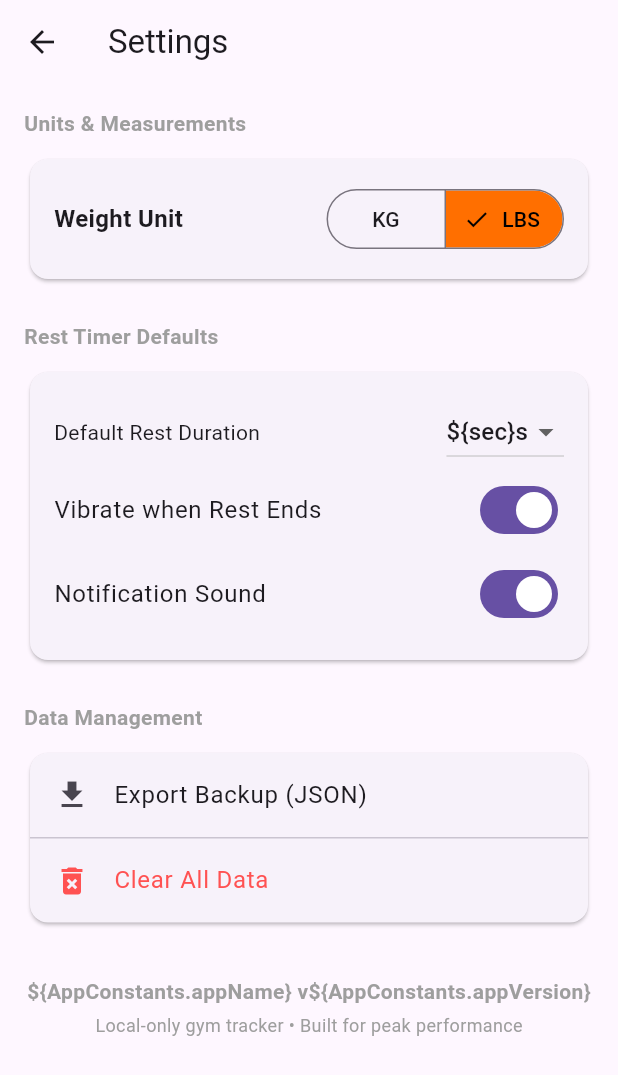
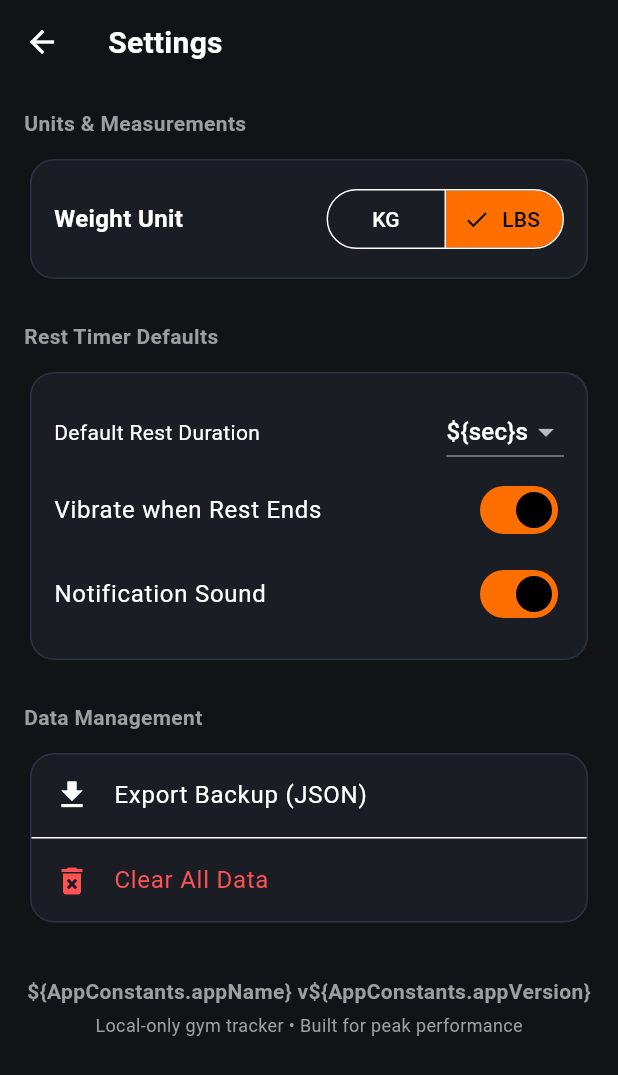
Before and after one commit to iamkorvynn/ironlog, a Flutter app: the SettingsScreen screen opened directly, after a tap on "LBS", on a phone screen of 412 x 824 dp. Shown: the top 1075 px of the screen. Run offline on Flutter 3.47's test engine with Material 3 defaults, Android fonts, the phone set to English and light mode, and no system bars; our stand-ins replace flutter_local_notifications, sqflite; accounts and stored records are empty.

Commit message:
feat(app): wire database, notifications, settings, and themes into main application

```diff
--- a/lib/main.dart
+++ b/lib/main.dart
@@ -1,5 +1,53 @@
 import 'package:flutter/material.dart';
+import 'package:ironlog/screens/main_scaffold.dart';
+import 'package:ironlog/services/database_service.dart';
+import 'package:ironlog/services/notification_service.dart';
+import 'package:ironlog/services/settings_service.dart';
+import 'package:ironlog/utils/app_theme.dart';
 
-void main() {
-  runApp(const MaterialApp(home: Scaffold(body: Center(child: Text('IronLog')))));
+void main() async {
+  WidgetsFlutterBinding.ensureInitialized();
+
+  // Initialize local notifications safely
+  await NotificationService().initialize();
+
+  // Initialize SQLite database
+  await DatabaseService().database;
+
+  // Load user settings
+  final settingsService = SettingsService();
+  await settingsService.loadSettings();
+
+  runApp(const IronLogApp());
 }
+
+class IronLogApp extends StatelessWidget {
+  const IronLogApp({super.key});
+
+  @override
+  Widget build(BuildContext context) {
+    return AnimatedBuilder(
+      animation: SettingsService(),
+      builder: (context, _) {
+        final themeMode = SettingsService().themeMode;
+        ThemeMode mode;
+        if (themeMode == 'light') {
+          mode = ThemeMode.light;
+        } else if (themeMode == 'dark') {
+          mode = ThemeMode.dark;
+        } else {
+          mode = ThemeMode.dark; // Default dark
+        }
+
+        return MaterialApp(
+          title: 'IronLog',
+          debugShowCheckedModeBanner: false,
+          theme: AppTheme.lightTheme,
+          darkTheme: AppTheme.darkTheme,
+          themeMode: mode,
+          home: const MainScaffold(),
+        );
+      },
+    );
+  }
+}
```
